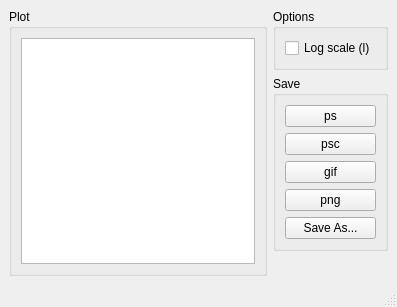
Before: the Qt Designer form tools/Python/mcplot/gnuplot/mcgnuwindow.ui in McStasMcXtrace/McCode, drawn with Qt 5.
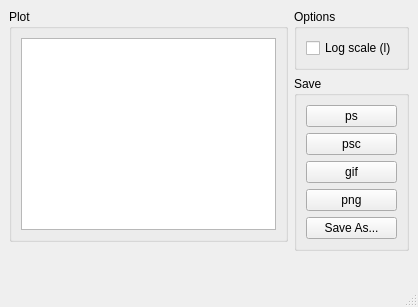
After: the same form once the commit is applied.

Commit message: implemented plot monitors by listview click

What changed in the file:
```diff
--- a/tools/Python/mcplot/gnuplot/mcgnuwindow.ui
+++ b/tools/Python/mcplot/gnuplot/mcgnuwindow.ui
@@ -6,26 +6,62 @@
    <rect>
     <x>0</x>
     <y>0</y>
-    <width>397</width>
+    <width>418</width>
     <height>307</height>
    </rect>
   </property>
+  <property name="sizePolicy">
+   <sizepolicy hsizetype="Preferred" vsizetype="Preferred">
+    <horstretch>0</horstretch>
+    <verstretch>0</verstretch>
+   </sizepolicy>
+  </property>
   <property name="windowTitle">
    <string>McGnuplot</string>
   </property>
   <widget class="QWidget" name="centralwidget">
    <layout class="QHBoxLayout" name="horizontalLayout">
     <item>
+     <layout class="QVBoxLayout" name="verticalLayout_5">
+      <item>
      <widget class="QGroupBox" name="gbxMonitors">
+        <property name="sizePolicy">
+         <sizepolicy hsizetype="Preferred" vsizetype="MinimumExpanding">
+          <horstretch>0</horstretch>
+          <verstretch>0</verstretch>
+         </sizepolicy>
+        </property>
       <property name="title">
        <string>Plot</string>
       </property>
       <layout class="QVBoxLayout" name="verticalLayout_2">
        <item>
-        <widget class="QListView" name="lstvMonitors"/>
+          <widget class="QListWidget" name="lstvMonitors">
+           <property name="sizePolicy">
+            <sizepolicy hsizetype="Expanding" vsizetype="MinimumExpanding">
+             <horstretch>0</horstretch>
+             <verstretch>0</verstretch>
+            </sizepolicy>
+           </property>
+          </widget>
        </item>
       </layout>
      </widget>
+      </item>
+      <item>
+       <spacer name="verticalSpacer_2">
+        <property name="orientation">
+         <enum>Qt::Vertical</enum>
+        </property>
+        <property name="sizeHint" stdset="0">
+         <size>
+          <width>20</width>
+          <height>40</height>
+         </size>
+        </property>
+       </spacer>
+      </item>
+     </layout>
     </item>
     <item>
      <layout class="QVBoxLayout" name="verticalLayout">
```
Left out of the diff: 2 changed lines with no effect on the pictures. Lines whose indentation alone changed are shown as unchanged. The commit also changes 3 other files.
